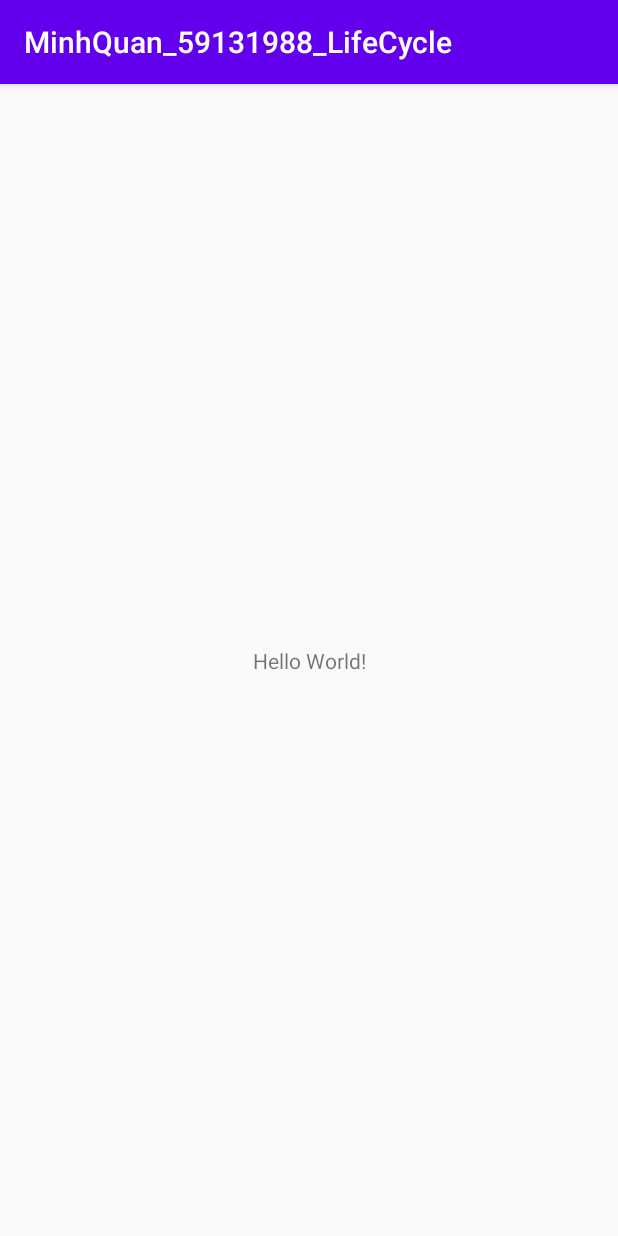
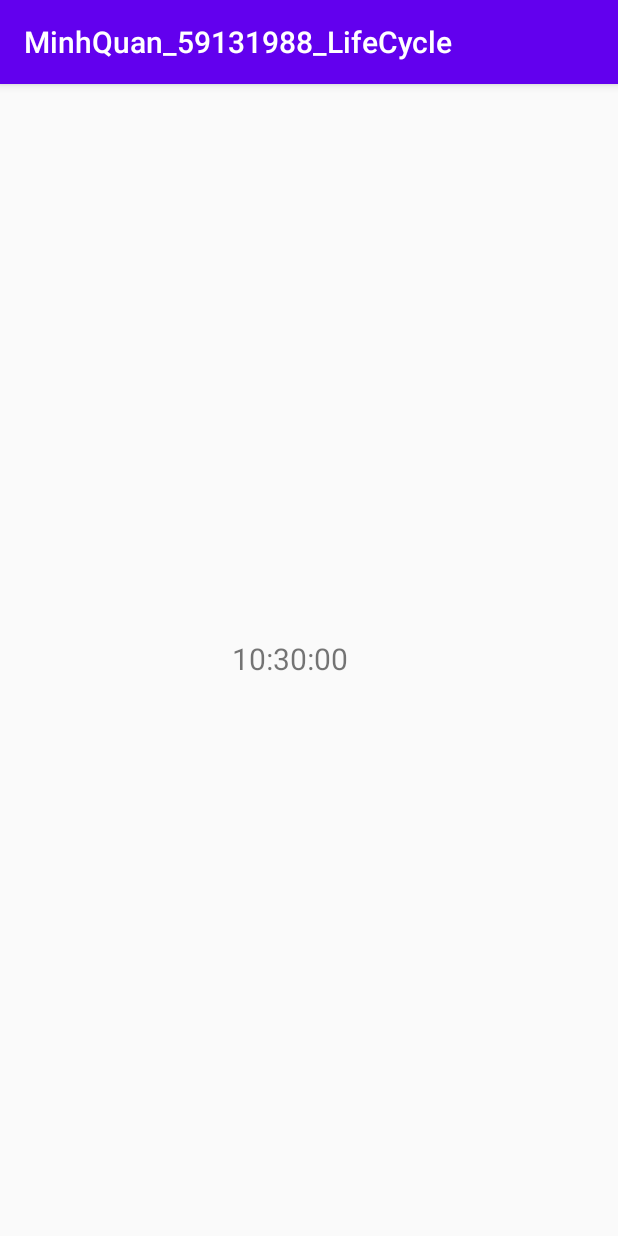
Before and after one commit to PhamTanMinhQuan/MinhQuan_59131988_LifeCycle, an Android app: the screen it shows after launch (MainActivity), on a phone screen of 412 x 824 dp. Run offline under Robolectric (Android 15) with nearby library versions, the phone set to English and light mode, and no system bars.

Commit message:
update complete

```diff
--- a/app/src/main/java/vn/edu/ntu/minhquan_59131988_lifecycle/MainActivity.java
+++ b/app/src/main/java/vn/edu/ntu/minhquan_59131988_lifecycle/MainActivity.java
@@ -4,43 +4,67 @@ import androidx.appcompat.app.AppCompatActivity;
 
 import android.os.Bundle;
 import android.util.Log;
+import android.widget.TextView;
+import android.widget.Toast;
+
+import java.text.SimpleDateFormat;
+import java.util.Date;
+import java.util.regex.Pattern;
 
 public class MainActivity extends AppCompatActivity {
 
+    TextView txtTime;
     @Override
     protected void onCreate(Bundle savedInstanceState) {
         super.onCreate(savedInstanceState);
         setContentView(R.layout.activity_main);
         Log.d("LifeCycle","onCreate Call");
+        Toast.makeText(getApplicationContext(), "onCreate", Toast.LENGTH_SHORT).show();
+    }
+
+    @Override
+    protected void onRestart() {
+        super.onRestart();
+        Log.d("LifeCycle","onRestart Call");
+        Toast.makeText(getApplicationContext(), "onRestart", Toast.LENGTH_SHORT).show();
     }
 
     @Override
     protected void onStop() {
         super.onStop();
         Log.d("LifeCycle","onStop Call");
+        Toast.makeText(getApplicationContext(), "onStop", Toast.LENGTH_SHORT).show();
     }
 
     @Override
     protected void onPause() {
         super.onPause();
         Log.d("LifeCycle","onPause Call");
+        Toast.makeText(getApplicationContext(), "onPause", Toast.LENGTH_SHORT).show();
     }
 
     @Override
     protected void onStart() {
         super.onStart();
         Log.d("LifeCycle","onStart Call");
+        txtTime = findViewById(R.id.txtTime);
+        SimpleDateFormat spf = new SimpleDateFormat("HH:mm:ss");
+        String strDate = spf.format(new Date());
+        txtTime.setText(strDate);
+        Toast.makeText(getApplicationContext(), "onStart", Toast.LENGTH_SHORT).show();
     }
 
     @Override
     protected void onResume() {
         super.onResume();
         Log.d("LifeCycle","onResume Call");
+        Toast.makeText(getApplicationContext(), "onResume", Toast.LENGTH_SHORT).show();
     }
 
     @Override
     protected void onDestroy() {
         super.onDestroy();
         Log.d("LifeCycle","onDestroy Call");
+        Toast.makeText(getApplicationContext(), "onDestroy", Toast.LENGTH_SHORT).show();
     }
 }
--- a/app/src/main/res/layout/activity_main.xml
+++ b/app/src/main/res/layout/activity_main.xml
@@ -4,15 +4,19 @@
     xmlns:tools="http://schemas.android.com/tools"
     android:layout_width="match_parent"
     android:layout_height="match_parent"
+    android:orientation="vertical"
     tools:context=".MainActivity">
 
     <TextView
-        android:layout_width="wrap_content"
-        android:layout_height="wrap_content"
-        android:text="Hello World!"
+        android:id="@+id/txtTime"
+        android:layout_width="103dp"
+        android:layout_height="30dp"
+        android:text="TextView"
+        android:textSize="20dp"
         app:layout_constraintBottom_toBottomOf="parent"
-        app:layout_constraintLeft_toLeftOf="parent"
-        app:layout_constraintRight_toRightOf="parent"
+        app:layout_constraintEnd_toEndOf="parent"
+        app:layout_constraintHorizontal_bias="0.5"
+        app:layout_constraintStart_toStartOf="parent"
         app:layout_constraintTop_toTopOf="parent" />
 
 </androidx.constraintlayout.widget.ConstraintLayout>
```
